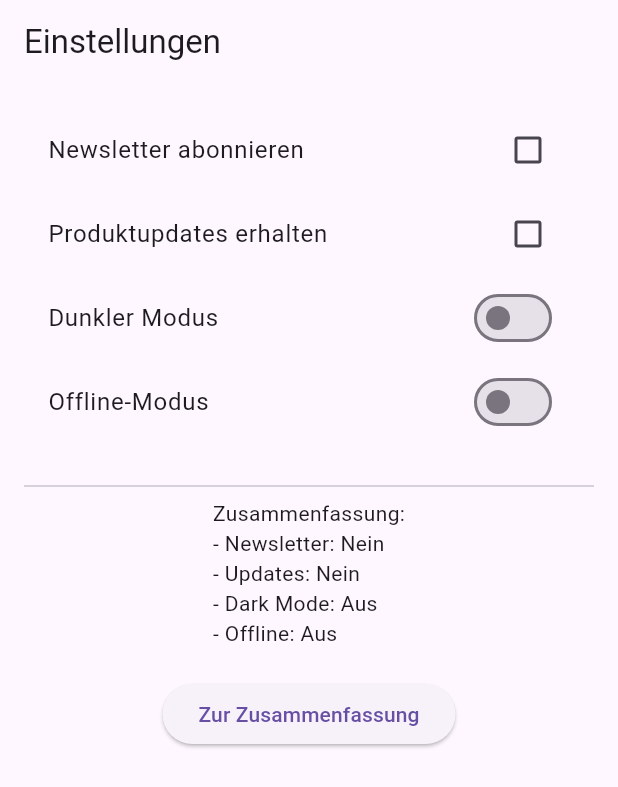
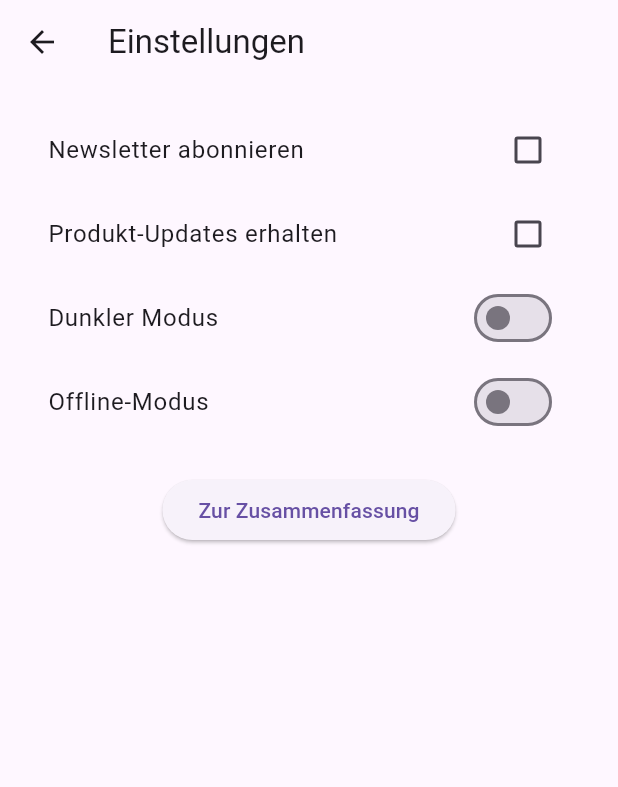
Before and after one commit to DerDaumen1/portfolio_5441141, a Flutter app: the SettingsPage screen opened directly with empty values, on a phone screen of 412 x 824 dp. Shown: the top 787 px of the screen. Run offline on Flutter 3.47's test engine with Material 3 defaults, Android fonts, the phone set to English and light mode, and no system bars.

Commit message:
version 2.0

```diff
--- /dev/null
+++ b/lib/app_data.dart
@@ -0,0 +1,11 @@
+class AppData {
+  String name  = '';
+  String email = '';
+  String about = '';
+  double slider = 0;
+
+  bool newsletter = false;
+  bool updates   = false;
+  bool darkMode  = false;
+  bool offline   = false;
+}
--- /dev/null
+++ b/lib/pages/app_data.dart
@@ -0,0 +1,11 @@
+class AppData {
+  String name  = '';
+  String email = '';
+  String about = '';
+  double slider = 0;
+
+  bool newsletter = false;
+  bool updates   = false;
+  bool darkMode  = false;
+  bool offline   = false;
+}
--- a/lib/pages/settings_page.dart
+++ b/lib/pages/settings_page.dart
@@ -1,91 +1,85 @@
 import 'package:flutter/material.dart';
-  import 'package:portfolio_5441141/pages/summary_page.dart';
+import '../app_data.dart';
+import 'summary_page.dart';
 
 class SettingsPage extends StatefulWidget {
-    final void Function(bool isDarkMode) onThemeChange;
-    const SettingsPage({super.key, required this.onThemeChange});
+  final AppData data;
+  final void Function(bool) onThemeChange;
+
+  const SettingsPage({
+    super.key,
+    required this.data,
+    required this.onThemeChange,
+  });
 
   @override
   State<SettingsPage> createState() => _SettingsPageState();
 }
 
 class _SettingsPageState extends State<SettingsPage> {
-    bool newsletter = false;
-    bool updates = false;
-    bool darkMode   = false;
-    bool offlineMode = false;
+  late bool newsletter;
+  late bool updates;
+  late bool darkMode;
+  late bool offline;
+
+  @override
+  void initState() {
+    super.initState();
+    newsletter = widget.data.newsletter;
+    updates    = widget.data.updates;
+    darkMode   = widget.data.darkMode;
+    offline    = widget.data.offline;
+  }
+
+  void _updateState() {
+    widget.data
+      ..newsletter = newsletter
+      ..updates    = updates
+      ..darkMode   = darkMode
+      ..offline    = offline;
+  }
 
   @override
   Widget build(BuildContext context) {
     return Scaffold(
       appBar: AppBar(title: const Text('Einstellungen')),
       body: Padding(
-          padding: const EdgeInsets.all(16.0),
+        padding: const EdgeInsets.all(16),
         child: Column(
           children: [
-              // Checkboxen
             CheckboxListTile(
-                title: const Text("Newsletter abonnieren"),
+              title: const Text('Newsletter abonnieren'),
               value: newsletter,
-                onChanged: (value) => setState(() => newsletter = value ?? false),
+              onChanged: (v) => setState(() => newsletter = v ?? false),
             ),
             CheckboxListTile(
-                title: const Text("Produktupdates erhalten"),
+              title: const Text('Produkt‑Updates erhalten'),
               value: updates,
-                onChanged: (value) => setState(() => updates = value ?? false),
+              onChanged: (v) => setState(() => updates = v ?? false),
             ),
-
-              // Switches
             SwitchListTile(
-                title: const Text("Dunkler Modus"),
+              title: const Text('Dunkler Modus'),
               value: darkMode,
-                onChanged: (value) {
-                  setState(() {
-                    darkMode = value;
-                    widget.onThemeChange(value);          // Theme umschalten
-                  });
+              onChanged: (v) {
+                setState(() => darkMode = v);
+                widget.onThemeChange(v);
               },
             ),
             SwitchListTile(
-                title: const Text("Offline-Modus"),
-                value: offlineMode,
-                onChanged: (value) => setState(() => offlineMode = value),
+              title: const Text('Offline‑Modus'),
+              value: offline,
+              onChanged: (v) => setState(() => offline = v),
             ),
-
             const SizedBox(height: 20),
-              const Divider(),
-
-              // Zusammenfassung
-              Text(
-                "Zusammenfassung:\n"
-                "- Newsletter: ${newsletter ? "Ja" : "Nein"}\n"
-                "- Updates: ${updates ? "Ja" : "Nein"}\n"
-                "- Dark Mode: ${darkMode ? "Ein" : "Aus"}\n"
-                "- Offline: ${offlineMode ? "Ein" : "Aus"}",
-              ),
-
-              const SizedBox(height: 20),
-
-              // Button zur SummaryPage
             ElevatedButton(
+              child: const Text('Zur Zusammenfassung'),
               onPressed: () {
+                _updateState();
                 Navigator.push(
                   context,
-                    MaterialPageRoute(
-                      builder: (_) => SummaryPage(
-                        name: 'Max Mustermann',
-                        email: 'max@example.com',
-                        about: 'Ein Flutter‑Fan!',
-                        sliderValue: 42,          // Platzhalter – später ersetzen
-                        newsletter: newsletter,
-                        updates: updates,
-                        darkMode: darkMode,
-                        offlineMode: offlineMode,
-                      ),
-                    ),
+                  MaterialPageRoute(builder: (_) => SummaryPage(data: widget.data)),
                 );
               },
-                child: const Text("Zur Zusammenfassung"),
             ),
           ],
         ),
```
Also changed, not shown: lib/main.dart (+13 -11 lines), lib/pages/home_menu.dart (added, +74 -0 lines), lib/pages/profile_form_page.dart (+42 -42 lines), lib/pages/slider_page.dart (+26 -16 lines), lib/pages/summary_page.dart (+14 -31 lines). Lines whose indentation alone changed are shown as unchanged.
